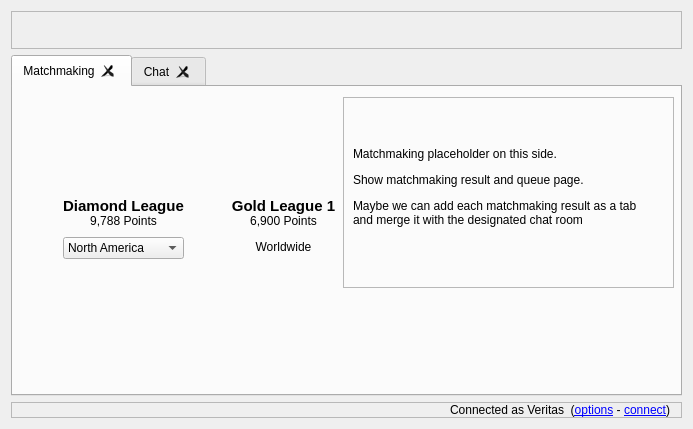
This is mainwindow.ui in Starbow/eros as Qt 5 draws it before an edit. The edited form follows.
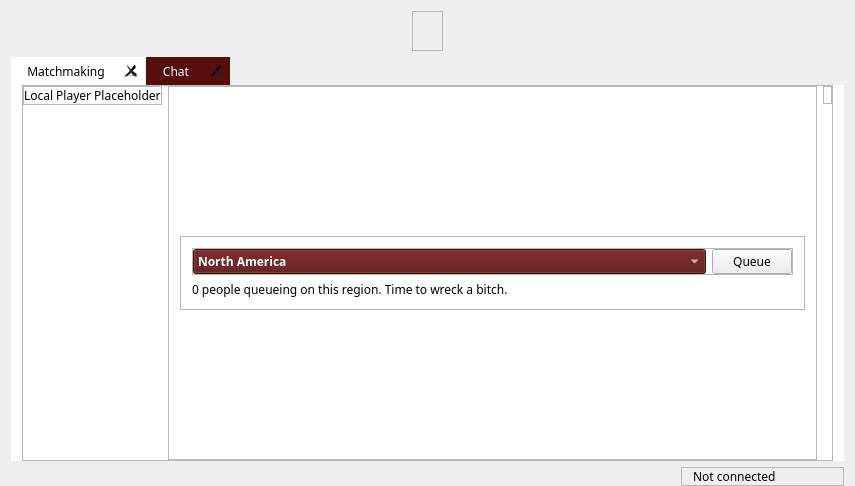
This is the edited form. The open tabs and pages were chosen to show the change. Icons and pictures are not drawn.

Commit message: Added chat. Added connectivity and auto-reconnect. WIP matchmaking.

The edit to the form file:
```diff
--- a/mainwindow.ui
+++ b/mainwindow.ui
@@ -6,16 +6,91 @@
    <rect>
     <x>0</x>
     <y>0</y>
-    <width>693</width>
-    <height>429</height>
+    <width>855</width>
+    <height>486</height>
    </rect>
   </property>
   <property name="windowTitle">
    <string>Starbow Client Preview</string>
   </property>
+  <property name="styleSheet">
+   <string notr="true">#tabMatchmaking {
+	background-color: #fff;
+}
+
+#tabMatchmaking {
+	background-color: #fff;
+}
+
+ChatWidget {
+	background-color: #fff;
+}
+
+QWidget {
+		font-family: Noto Sans;
+}
+
+QTabWidget::pane {
+	border: 0;
+	background-color: #fff;
+}
+
+QTabBar::tab  {
+	color: #fff;
+    background: #560d0d;
+    alignment: center;
+	text-align: center;
+	border-right: 1px solid palette(window);
+    min-width: 8ex;
+    padding-top: 4px;
+    padding-bottom: 4px;
+	padding-left: 16px;
+	padding-right: 16px;
+}
+ 
+QTabBar::tab:selected, QTabBar::tab:hover  {
+	background-color: #fff;
+	color: #000;
+}
+ 
+QTabBar::tab:selected  {
+	background-color: #fff;
+	color: #000;
+}
+
+QComboBox {
+	background: #560d0d;
+	color: #fff;
+	font-weight: bold;
+}
+
+QComboBox:editable  {
+    background: #560d0d;
+}
+
+ QGroupBox {
+    border: 1px solid #560d0d;
+	background-color: #fff;
+ }
+
+ QGroupBox::title {
+     padding: 0 3px;
+     background-color:#560d0d;
+	color: #fff;
+	font-weight: bold;
+ }
+
+#frmMatchmaking
+{
+	border-left: 1px solid #000;
+}</string>
+  </property>
   <widget class="QWidget" name="centralWidget">
    <layout class="QVBoxLayout" name="verticalLayout">
-    <item>
+    <property name="bottomMargin">
+     <number>0</number>
+    </property>
+    <item alignment="Qt::AlignHCenter">
      <widget class="QFrame" name="frmLogo">
       <property name="sizePolicy">
        <sizepolicy hsizetype="Maximum" vsizetype="Maximum">
@@ -25,8 +100,8 @@
       </property>
       <property name="maximumSize">
        <size>
-        <width>675</width>
-        <height>150</height>
+        <width>338</width>
+        <height>75</height>
        </size>
       </property>
       <property name="frameShape">
@@ -46,8 +121,8 @@
          </property>
          <property name="maximumSize">
           <size>
-           <width>675</width>
-           <height>150</height>
+           <width>338</width>
+           <height>75</height>
           </size>
          </property>
          <property name="text">
@@ -66,6 +141,9 @@
     </item>
     <item>
      <widget class="QTabWidget" name="tabContainer">
+      <property name="styleSheet">
+       <string notr="true"/>
+      </property>
       <property name="currentIndex">
        <number>1</number>
       </property>
@@ -90,132 +168,266 @@
        <attribute name="title">
         <string>Matchmaking</string>
        </attribute>
-       <widget class="QLabel" name="lblDivisionImage">
-        <property name="geometry">
-         <rect>
-          <x>60</x>
-          <y>10</y>
-          <width>96</width>
-          <height>96</height>
-         </rect>
+       <layout class="QGridLayout" name="gridLayout_3">
+        <property name="topMargin">
+         <number>0</number>
         </property>
-        <property name="text">
-         <string/>
+        <property name="bottomMargin">
+         <number>0</number>
         </property>
-        <property name="pixmap">
-         <pixmap resource="resources.qrc">:/img/client/rank_icons/league_5</pixmap>
-        </property>
-        <property name="scaledContents">
-         <bool>true</bool>
-        </property>
-       </widget>
-       <widget class="QLabel" name="lblLeague">
-        <property name="geometry">
-         <rect>
-          <x>40</x>
-          <y>110</y>
-          <width>141</width>
-          <height>31</height>
-         </rect>
-        </property>
-        <property name="text">
-         <string>&lt;html&gt;&lt;head/&gt;&lt;body&gt;&lt;p align=&quot;center&quot;&gt;&lt;span style=&quot; font-size:11pt; font-weight:600;&quot;&gt;Diamond League&lt;/span&gt;&lt;br/&gt;9,788 Points&lt;/p&gt;&lt;/body&gt;&lt;/html&gt;</string>
-        </property>
-       </widget>
-       <widget class="QComboBox" name="comboBox">
-        <property name="geometry">
-         <rect>
-          <x>50</x>
-          <y>150</y>
-          <width>121</width>
-          <height>22</height>
-         </rect>
-        </property>
-        <item>
-         <property name="text">
-          <string>North America</string>
-         </property>
+        <item row="0" column="0">
+         <widget class="QFrame" name="frmMatchmaking">
+          <property name="styleSheet">
+           <string notr="true"/>
+          </property>
+          <property name="frameShape">
+           <enum>QFrame::StyledPanel</enum>
+          </property>
+          <property name="frameShadow">
+           <enum>QFrame::Raised</enum>
+          </property>
+          <layout class="QHBoxLayout" name="horizontalLayout_4">
+           <property name="leftMargin">
+            <number>0</number>
+           </property>
+           <property name="topMargin">
+            <number>0</number>
+           </property>
+           <property name="rightMargin">
+            <number>0</number>
+           </property>
+           <property name="bottomMargin">
+            <number>0</number>
+           </property>
+           <item alignment="Qt::AlignLeft|Qt::AlignTop">
+            <widget class="QFrame" name="frmMatchmakingLocal">
+             <property name="sizePolicy">
+              <sizepolicy hsizetype="Preferred" vsizetype="Maximum">
+               <horstretch>0</horstretch>
+               <verstretch>0</verstretch>
+              </sizepolicy>
+             </property>
+             <property name="minimumSize">
+              <size>
+               <width>0</width>
+               <height>0</height>
+              </size>
+             </property>
+             <property name="maximumSize">
+              <size>
+               <width>16777215</width>
+               <height>16777215</height>
+              </size>
+             </property>
+             <property name="styleSheet">
+              <string notr="true"/>
+             </property>
+             <property name="frameShape">
+              <enum>QFrame::StyledPanel</enum>
+             </property>
+             <property name="frameShadow">
+              <enum>QFrame::Raised</enum>
+             </property>
+             <layout class="QVBoxLayout" name="verticalLayout_6">
+              <property name="leftMargin">
+               <number>0</number>
+              </property>
+              <property name="topMargin">
+               <number>0</number>
+              </property>
+              <property name="rightMargin">
+               <number>0</number>
+              </property>
+              <property name="bottomMargin">
+               <number>0</number>
+              </property>
+              <item>
+               <widget class="QLabel" name="lblLocalPlaceholder">
+                <property name="sizePolicy">
+                 <sizepolicy hsizetype="Maximum" vsizetype="Preferred">
+                  <horstretch>0</horstretch>
+                  <verstretch>0</verstretch>
+                 </sizepolicy>
+                </property>
+                <property name="text">
+                 <string>Local Player Placeholder</string>
+                </property>
+               </widget>
+              </item>
+             </layout>
+            </widget>
+           </item>
+           <item>
+            <widget class="QFrame" name="frmMatchmakingMatch">
+             <property name="sizePolicy">
+              <sizepolicy hsizetype="Expanding" vsizetype="Preferred">
+               <horstretch>0</horstretch>
+               <verstretch>0</verstretch>
+              </sizepolicy>
+             </property>
+             <property name="minimumSize">
+              <size>
+               <width>0</width>
+               <height>0</height>
+              </size>
+             </property>
+             <property name="frameShape">
+              <enum>QFrame::StyledPanel</enum>
+             </property>
+             <property name="frameShadow">
+              <enum>QFrame::Raised</enum>
+             </property>
+             <layout class="QGridLayout" name="gridLayout_4">
+              <item row="0" column="0">
+               <widget class="QFrame" name="frmQueue">
+                <property name="sizePolicy">
+                 <sizepolicy hsizetype="Expanding" vsizetype="Maximum">
+                  <horstretch>0</horstretch>
+                  <verstretch>0</verstretch>
+                 </sizepolicy>
+                </property>
+                <property name="frameShape">
+                 <enum>QFrame::StyledPanel</enum>
+                </property>
+                <property name="frameShadow">
+                 <enum>QFrame::Raised</enum>
+                </property>
+                <layout class="QGridLayout" name="gridLayout_5">
+                 <item row="3" column="0">
+                  <widget class="QLabel" name="lblRegionStats">
+                   <property name="text">
+                    <string>0 people queueing on this region. Time to wreck a bitch.</string>
+                   </property>
+                  </widget>
+                 </item>
+                 <item row="0" column="0">
+                  <widget class="QFrame" name="frame_3">
+                   <property name="frameShape">
+                    <enum>QFrame::StyledPanel</enum>
+                   </property>
+                   <property name="frameShadow">
+                    <enum>QFrame::Raised</enum>
+                   </property>
+                   <layout class="QHBoxLayout" name="horizontalLayout_5">
+                    <property name="leftMargin">
+                     <number>0</number>
+                    </property>
+                    <property name="topMargin">
+                     <number>0</number>
+                    </property>
+                    <property name="rightMargin">
+                     <number>0</number>
+                    </property>
+                    <property name="bottomMargin">
+                     <number>0</number>
+                    </property>
+                    <item>
+                     <widget class="QComboBox" name="cmbRegion">
+                      <property name="sizePolicy">
+                       <sizepolicy hsizetype="Expanding" vsizetype="Fixed">
+                        <horstretch>0</horstretch>
+                        <verstretch>0</verstretch>
+                       </sizepolicy>
+                      </property>
+                      <item>
+                       <property name="text">
+                        <string>North America</string>
+                       </property>
+                      </item>
+                      <item>
+                       <property name="text">
+                        <string>Europe</string>
+                       </property>
+                      </item>
+                     </widget>
+                    </item>
+                    <item alignment="Qt::AlignRight">
+                     <widget class="QPushButton" name="btnQueue">
+                      <property name="text">
+                       <string>Queue</string>
+                      </property>
+                     </widget>
+                    </item>
+                   </layout>
+                  </widget>
+                 </item>
+                </layout>
+               </widget>
+              </item>
+             </layout>
+            </widget>
+           </item>
+           <item alignment="Qt::AlignTop">
+            <widget class="QFrame" name="frmMatchmakingOpponent">
+             <property name="sizePolicy">
+              <sizepolicy hsizetype="Maximum" vsizetype="Maximum">
+               <horstretch>0</horstretch>
+               <verstretch>0</verstretch>
+              </sizepolicy>
+             </property>
+             <property name="minimumSize">
+              <size>
+               <width>0</width>
+               <height>0</height>
+              </size>
+             </property>
+             <property name="maximumSize">
+              <size>
+               <width>16777215</width>
+               <height>16777215</height>
+              </size>
+             </property>
+             <property name="frameShape">
+              <enum>QFrame::StyledPanel</enum>
+             </property>
+             <property name="frameShadow">
+              <enum>QFrame::Raised</enum>
+             </property>
+             <layout class="QGridLayout" name="gridLayout_6">
+              <property name="leftMargin">
+               <number>0</number>
+              </property>
+              <property name="topMargin">
+               <number>0</number>
+              </property>
+              <property name="rightMargin">
+               <number>0</number>
+              </property>
+              <property name="bottomMargin">
+               <number>0</number>
+              </property>
+              <item row="0" column="0" alignment="Qt::AlignHCenter|Qt::AlignTop">
+               <widget class="QLabel" name="lblRemotePlaceholder">
+                <property name="sizePolicy">
+                 <sizepolicy hsizetype="Maximum" vsizetype="Preferred">
+                  <horstretch>0</horstretch>
+                  <verstretch>0</verstretch>
+                 </sizepolicy>
+                </property>
+                <property name="maximumSize">
+                 <size>
+                  <width>96</width>
+                  <height>96</height>
+                 </size>
+                </property>
+                <property name="text">
+                 <string/>
+                </property>
+                <property name="pixmap">
+                 <pixmap resource="resources.qrc">:/img/client/rank_icons/league_1</pixmap>
+                </property>
+                <property name="scaledContents">
+                 <bool>true</bool>
+                </property>
+               </widget>
+              </item>
+             </layout>
+            </widget>
+           </item>
+          </layout>
+         </widget>
         </item>
-        <item>
-         <property name="text">
-          <string>Europe</string>
-         </property>
-        </item>
-       </widget>
-       <widget class="QLabel" name="lblLeague_3">
-        <property name="geometry">
-         <rect>
-          <x>200</x>
-          <y>110</y>
-          <width>141</width>
-          <height>31</height>
-         </rect>
-        </property>
-        <property name="text">
-         <string>&lt;html&gt;&lt;head/&gt;&lt;body&gt;&lt;p align=&quot;center&quot;&gt;&lt;span style=&quot; font-size:11pt; font-weight:600;&quot;&gt;Gold League 1&lt;/span&gt;&lt;br/&gt;6,900 Points&lt;/p&gt;&lt;/body&gt;&lt;/html&gt;</string>
-        </property>
-       </widget>
-       <widget class="QLabel" name="lblDivisionImage_3">
-        <property name="geometry">
-         <rect>
-          <x>220</x>
-          <y>10</y>
-          <width>96</width>
-          <height>96</height>
-         </rect>
-        </property>
-        <property name="text">
-         <string/>
-        </property>
-        <property name="pixmap">
-         <pixmap resource="resources.qrc">:/img/client/rank_icons/league_3</pixmap>
-        </property>
-        <property name="scaledContents">
-         <bool>true</bool>
-        </property>
-       </widget>
-       <widget class="QLabel" name="label_5">
-        <property name="geometry">
-         <rect>
-          <x>210</x>
-          <y>150</y>
-          <width>121</width>
-          <height>20</height>
-         </rect>
-        </property>
-        <property name="text">
-         <string>&lt;html&gt;&lt;head/&gt;&lt;body&gt;&lt;p align=&quot;center&quot;&gt;Worldwide&lt;/p&gt;&lt;/body&gt;&lt;/html&gt;</string>
-        </property>
-       </widget>
-       <widget class="QFrame" name="frame_5">
-        <property name="geometry">
-         <rect>
-          <x>330</x>
-          <y>10</y>
-          <width>331</width>
-          <height>191</height>
-         </rect>
-        </property>
-        <property name="frameShape">
-         <enum>QFrame::StyledPanel</enum>
-        </property>
-        <property name="frameShadow">
-         <enum>QFrame::Raised</enum>
-        </property>
-        <widget class="QLabel" name="label_6">
-         <property name="geometry">
-          <rect>
-           <x>10</x>
-           <y>30</y>
-           <width>311</width>
-           <height>121</height>
-          </rect>
-         </property>
-         <property name="text">
-          <string>&lt;html&gt;&lt;head/&gt;&lt;body&gt;&lt;p&gt;Matchmaking placeholder on this side.&lt;/p&gt;&lt;p&gt;Show matchmaking result and queue page.&lt;/p&gt;&lt;p&gt;Maybe we can add each matchmaking result as a tab&lt;br/&gt;and merge it with the designated chat room&lt;/p&gt;&lt;/body&gt;&lt;/html&gt;</string>
-         </property>
-        </widget>
-       </widget>
+       </layout>
       </widget>
       <widget class="QWidget" name="tabChat">
        <attribute name="title">
@@ -326,7 +538,7 @@
       </widget>
      </widget>
     </item>
-    <item>
+    <item alignment="Qt::AlignRight">
      <widget class="QFrame" name="frmBottomOptions">
       <property name="sizePolicy">
        <sizepolicy hsizetype="Preferred" vsizetype="Maximum">
@@ -353,14 +565,14 @@
        <property name="bottomMargin">
         <number>0</number>
        </property>
-       <item alignment="Qt::AlignRight">
+       <item alignment="Qt::AlignLeft|Qt::AlignBottom">
         <widget class="QLabel" name="lblInformation">
          <property name="text">
-          <string>Connected as Veritas</string>
+          <string>Not connected</string>
          </property>
         </widget>
        </item>
-       <item>
+       <item alignment="Qt::AlignRight">
         <widget class="QLabel" name="lblBottomMenu">
          <property name="sizePolicy">
           <sizepolicy hsizetype="Maximum" vsizetype="Preferred">
@@ -375,7 +587,7 @@
           </size>
          </property>
          <property name="text">
-          <string>&lt;html&gt;&lt;head/&gt;&lt;body&gt;&lt;p align=&quot;right&quot;&gt; (&lt;a href=&quot;#options&quot;&gt;options&lt;/a&gt; - &lt;a href=&quot;#connect&quot;&gt;connect&lt;/a&gt;)&lt;/p&gt;&lt;/body&gt;&lt;/html&gt;</string>
+          <string>&lt;html&gt;&lt;head/&gt;&lt;body&gt;&lt;p align=&quot;right&quot;&gt;&lt;a href=&quot;#options&quot;&gt;&lt;img src=&quot;:/img/client/icons/cog&quot; width=&quot;16&quot;/&gt;&lt;/a&gt;&lt;/p&gt;&lt;/body&gt;&lt;/html&gt;</string>
          </property>
          <property name="openExternalLinks">
           <bool>false</bool>
```
Left out of the diff: 41 changed lines with no effect on the pictures. The commit also changes 19 other files.
